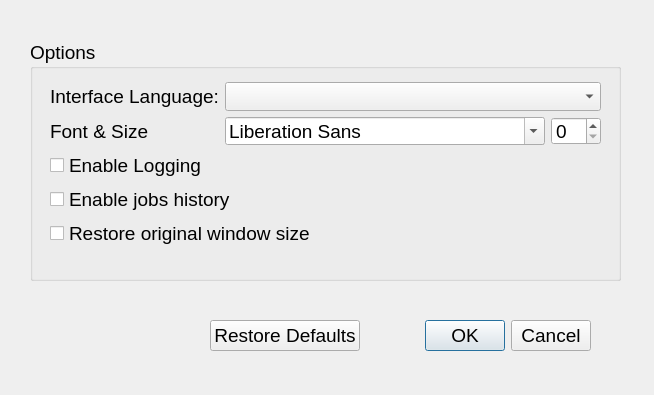
Above: MKVBatchMultiplex/ui/PreferencesDialog.ui from akai10tsuki/mkvbatchmultiplex before the change. Below: the same form after it.
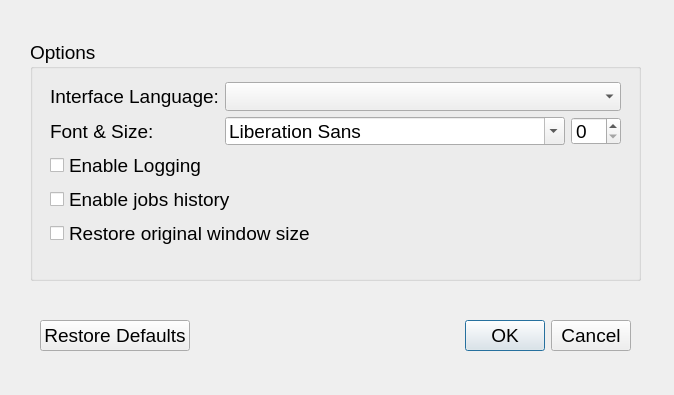
That is the form after the change.

Commit message: chg: space for spanish translated buttons

Patch:
```diff
--- a/MKVBatchMultiplex/ui/PreferencesDialog.ui
+++ b/MKVBatchMultiplex/ui/PreferencesDialog.ui
@@ -6,7 +6,7 @@
    <rect>
     <x>0</x>
     <y>0</y>
-    <width>654</width>
+    <width>674</width>
     <height>395</height>
    </rect>
   </property>
@@ -24,9 +24,9 @@
   <widget class="QDialogButtonBox" name="btnBox">
    <property name="geometry">
     <rect>
-     <x>210</x>
+     <x>40</x>
      <y>320</y>
-     <width>381</width>
+     <width>591</width>
      <height>32</height>
     </rect>
    </property>
@@ -42,19 +42,19 @@
     <rect>
      <x>30</x>
      <y>40</y>
-     <width>591</width>
+     <width>611</width>
      <height>241</height>
     </rect>
    </property>
    <property name="title">
     <string>Options</string>
    </property>
-   <widget class="QWidget" name="">
+   <widget class="QWidget" name="layoutWidget">
     <property name="geometry">
      <rect>
       <x>20</x>
       <y>42</y>
-      <width>551</width>
+      <width>571</width>
       <height>165</height>
      </rect>
     </property>
@@ -72,7 +72,7 @@
      <item row="1" column="0">
       <widget class="QLabel" name="lblFontAndSize">
        <property name="text">
-        <string>Font &amp; Size</string>
+        <string>Font &amp; Size:</string>
        </property>
       </widget>
      </item>
```
